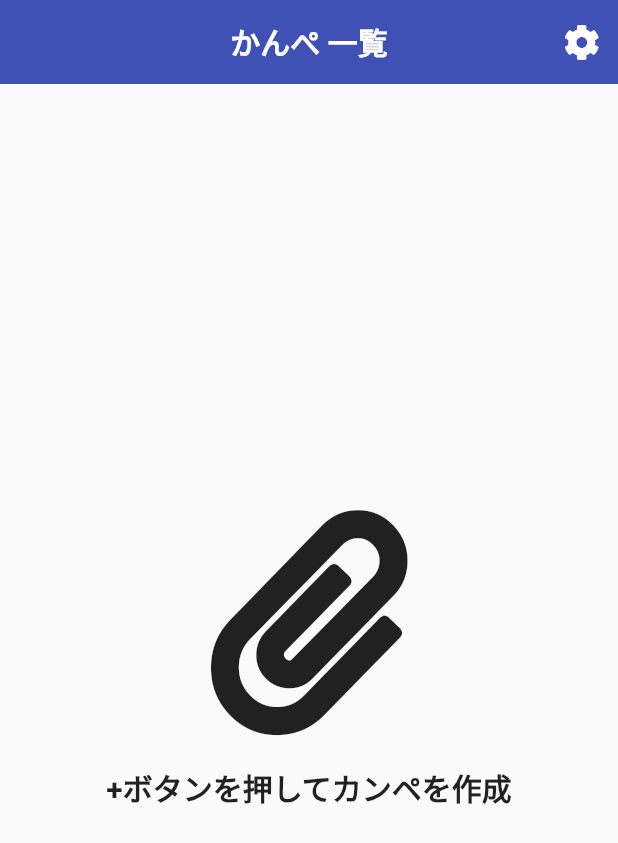
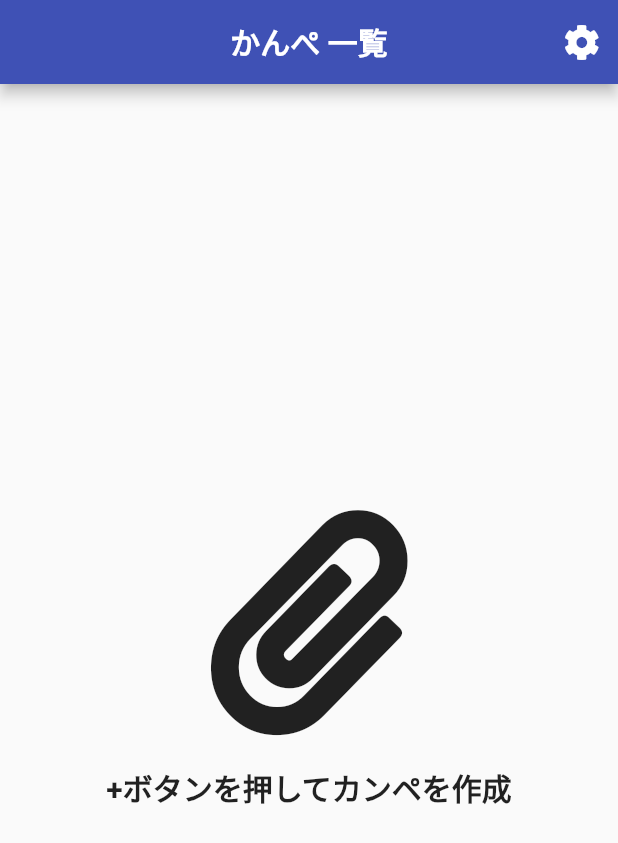
Before and after one commit to KonnoHaruto/campe_app, a Flutter app: the HomeScreen screen opened directly, on a phone screen of 412 x 824 dp. Shown: the top 843 px of the screen. Run offline on Flutter 3.47's test engine with Material 2 defaults, Android fonts, the phone set to English and light mode, and no system bars; our stand-ins replace cloud_firestore, firebase_auth, firebase_core, flutter_hooks, flutter_riverpod, font_awesome_flutter and 3 more; accounts and stored records are empty.

Commit message:
style: elevationの指定を削除

```diff
--- a/lib/view/screens/home_screen.dart
+++ b/lib/view/screens/home_screen.dart
@@ -12,7 +12,6 @@ class HomeScreen extends StatelessWidget {
       appBar: AppBar(
         centerTitle: true,
         automaticallyImplyLeading: false,
-        elevation: 0,
         title: const Text(
           'かんぺ 一覧',
           style: TextStyle(fontWeight: FontWeight.bold),
```
